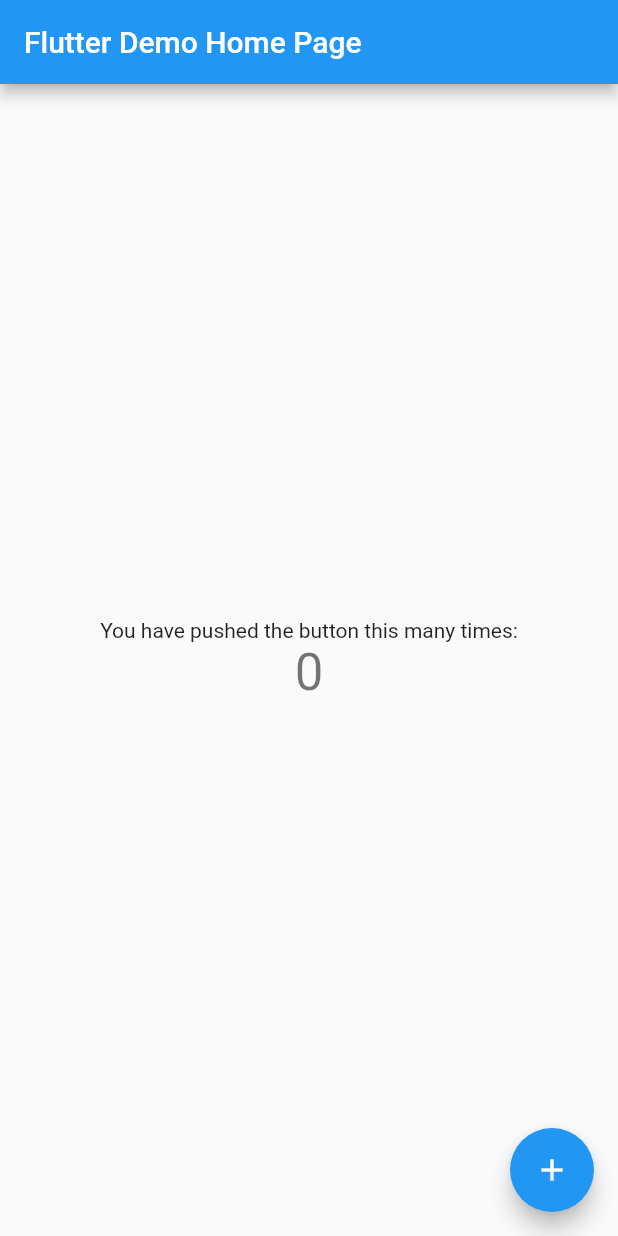
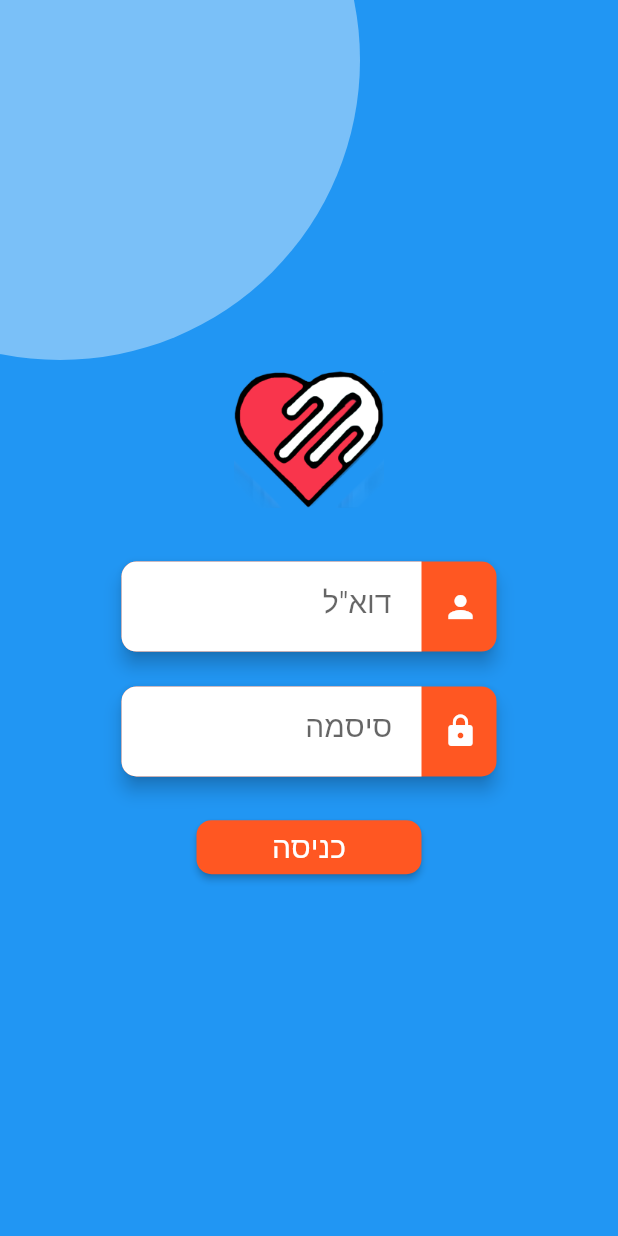
Before and after one commit to Yogranov/BetterLife-App, a Flutter app: the screen it shows after launch, on a phone screen of 412 x 824 dp. Run offline on Flutter 3.47's test engine with Material 2 defaults, Android fonts, the phone set to English and light mode, and no system bars.

Commit message:
Login RTL and logo fix

```diff
--- a/lib/main.dart
+++ b/lib/main.dart
@@ -1,3 +1,4 @@
+import 'package:betterlife/screens/login.dart';
 import 'package:flutter/material.dart';
 
 void main() {
@@ -5,114 +6,16 @@ void main() {
 }
 
 class MyApp extends StatelessWidget {
-
   // This widget is the root of your application.
   @override
   Widget build(BuildContext context) {
     return MaterialApp(
       title: 'Flutter Demo',
       theme: ThemeData(
-        // This is the theme of your application.
-        //
-        // Try running your application with "flutter run". You'll see the
-        // application has a blue toolbar. Then, without quitting the app, try
-        // changing the primarySwatch below to Colors.green and then invoke
-        // "hot reload" (press "r" in the console where you ran "flutter run",
-        // or simply save your changes to "hot reload" in a Flutter IDE).
-        // Notice that the counter didn't reset back to zero; the application
-        // is not restarted.
         primarySwatch: Colors.blue,
-        // This makes the visual density adapt to the platform that you run
-        // the app on. For desktop platforms, the controls will be smaller and
-        // closer together (more dense) than on mobile platforms.
         visualDensity: VisualDensity.adaptivePlatformDensity,
       ),
-      home: MyHomePage(title: 'Flutter Demo Home Page'),
+      home: Login(),
     );
   }
 }
-
-class MyHomePage extends StatefulWidget {
-  MyHomePage({Key key, this.title}) : super(key: key);
-
-  // This widget is the home page of your application. It is stateful, meaning
-  // that it has a State object (defined below) that contains fields that affect
-  // how it looks.
-
-  // This class is the configuration for the state. It holds the values (in this
-  // case the title) provided by the parent (in this case the App widget) and
-  // used by the build method of the State. Fields in a Widget subclass are
-  // always marked "final".
-
-  final String title;
-
-  @override
-  _MyHomePageState createState() => _MyHomePageState();
-}
-
-class _MyHomePageState extends State<MyHomePage> {
-  int _counter = 0;
-
-  void _incrementCounter() {
-    setState(() {
-      // This call to setState tells the Flutter framework that something has
-      // changed in this State, which causes it to rerun the build method below
-      // so that the display can reflect the updated values. If we changed
-      // _counter without calling setState(), then the build method would not be
-      // called again, and so nothing would appear to happen.
-      _counter++;
-    });
-  }
-
-  @override
-  Widget build(BuildContext context) {
-    // This method is rerun every time setState is called, for instance as done
-    // by the _incrementCounter method above.
-    //
-    // The Flutter framework has been optimized to make rerunning build methods
-    // fast, so that you can just rebuild anything that needs updating rather
-    // than having to individually change instances of widgets.
-    return Scaffold(
-      appBar: AppBar(
-        // Here we take the value from the MyHomePage object that was created by
-        // the App.build method, and use it to set our appbar title.
-        title: Text(widget.title),
-      ),
-      body: Center(
-        // Center is a layout widget. It takes a single child and positions it
-        // in the middle of the parent.
-        child: Column(
-          // Column is also a layout widget. It takes a list of children and
-          // arranges them vertically. By default, it sizes itself to fit its
-          // children horizontally, and tries to be as tall as its parent.
-          //
-          // Invoke "debug painting" (press "p" in the console, choose the
-          // "Toggle Debug Paint" action from the Flutter Inspector in Android
-          // Studio, or the "Toggle Debug Paint" command in Visual Studio Code)
-          // to see the wireframe for each widget.
-          //
-          // Column has various properties to control how it sizes itself and
-          // how it positions its children. Here we use mainAxisAlignment to
-          // center the children vertically; the main axis here is the vertical
-          // axis because Columns are vertical (the cross axis would be
-          // horizontal).
-          mainAxisAlignment: MainAxisAlignment.center,
-          children: <Widget>[
-            Text(
-              'You have pushed the button this many times:',
-            ),
-            Text(
-              '$_counter',
-              style: Theme.of(context).textTheme.headline4,
-            ),
-          ],
-        ),
-      ),
-      floatingActionButton: FloatingActionButton(
-        onPressed: _incrementCounter,
-        tooltip: 'Increment',
-        child: Icon(Icons.add),
-      ), // This trailing comma makes auto-formatting nicer for build methods.
-    );
-  }
-}
--- /dev/null
+++ b/lib/screens/login.dart
@@ -0,0 +1,70 @@
+import 'package:betterlife/shared_ui/CustomInputField.dart';
+import 'package:flutter/material.dart';
+
+class Login extends StatelessWidget {
+  @override
+  Widget build(BuildContext context) {
+    return Scaffold(
+      body: Container(
+        width: MediaQuery.of(context).size.width,
+        height: MediaQuery.of(context).size.height,
+        color: Colors.blue,
+        child: Stack(
+          children: <Widget>[
+            Align(
+              alignment: Alignment.bottomRight,
+              widthFactor: 0.6,
+              heightFactor: 0.6,
+              child: Material(
+                borderRadius: BorderRadius.all(Radius.circular(200)),
+                color: Color.fromRGBO(255, 255, 255, 0.4),
+                child: Container(
+                  width: 400,
+                  height: 400,
+                ),
+              ),
+            ),
+            Center(
+              child: Container(
+                width: 400,
+                height: 400,
+                child: Column(
+                  mainAxisAlignment: MainAxisAlignment.spaceEvenly,
+                  children: <Widget>[
+                    Padding(
+                      padding: const EdgeInsets.all(8.0),
+                      child: Image.asset(
+                        'assets/logo.png',
+                        width: 100,
+                        height: 100,
+                      ),
+                    ),
+                    CustomInputField(
+                        Icon(Icons.person, color: Colors.white), 'דוא"ל'),
+                    CustomInputField(
+                        Icon(Icons.lock, color: Colors.white), 'סיסמה'),
+                    Container(
+                      width: 150,
+                      child: RaisedButton(
+                        onPressed: () {},
+                        color: Colors.deepOrange,
+                        textColor: Colors.white,
+                        shape: RoundedRectangleBorder(
+                            borderRadius:
+                                BorderRadius.all(Radius.circular(10.0))),
+                        child: Text(
+                          'כניסה',
+                          style: TextStyle(fontSize: 20.0),
+                        ),
+                      ),
+                    )
+                  ],
+                ),
+              ),
+            ),
+          ],
+        ),
+      ),
+    );
+  }
+}
--- /dev/null
+++ b/lib/shared_ui/CustomInputField.dart
@@ -0,0 +1,52 @@
+import 'package:flutter/material.dart';
+
+class CustomInputField extends StatelessWidget {
+  Icon fieldIcon;
+  String hintText;
+
+  CustomInputField(this.fieldIcon, this.hintText,
+      [String emailOrPassword = 'email']);
+
+  @override
+  Widget build(BuildContext context) {
+    // TODO: implement build
+    return Container(
+      width: 250,
+      child: Material(
+          elevation: 5.0,
+          borderRadius: BorderRadius.all(Radius.circular(10.0)),
+          color: Colors.deepOrange,
+          child: Row(
+            mainAxisAlignment: MainAxisAlignment.spaceBetween,
+            children: <Widget>[
+              Container(
+                decoration: BoxDecoration(
+                  color: Colors.white,
+                  borderRadius: BorderRadius.only(
+                      topLeft: Radius.circular(10.0),
+                      bottomLeft: Radius.circular(10.0)),
+                ),
+                width: 200,
+                height: 60,
+                child: Padding(
+                  padding: const EdgeInsets.all(8.0),
+                  child: TextField(
+                    decoration: InputDecoration(
+                        border: InputBorder.none,
+                        hintText: hintText,
+                        fillColor: Colors.white,
+                        filled: true),
+                    style: TextStyle(fontSize: 20.0, color: Colors.black),
+                    textAlign: TextAlign.right,
+                  ),
+                ),
+              ),
+              Padding(
+                padding: const EdgeInsets.all(12.0),
+                child: fieldIcon,
+              ),
+            ],
+          )),
+    );
+  }
+}
```
Also changed, not shown: pubspec.yaml (+3 -8 lines), assets/BetterLifeLogoWhite.png (added), assets/logo.png (added).
